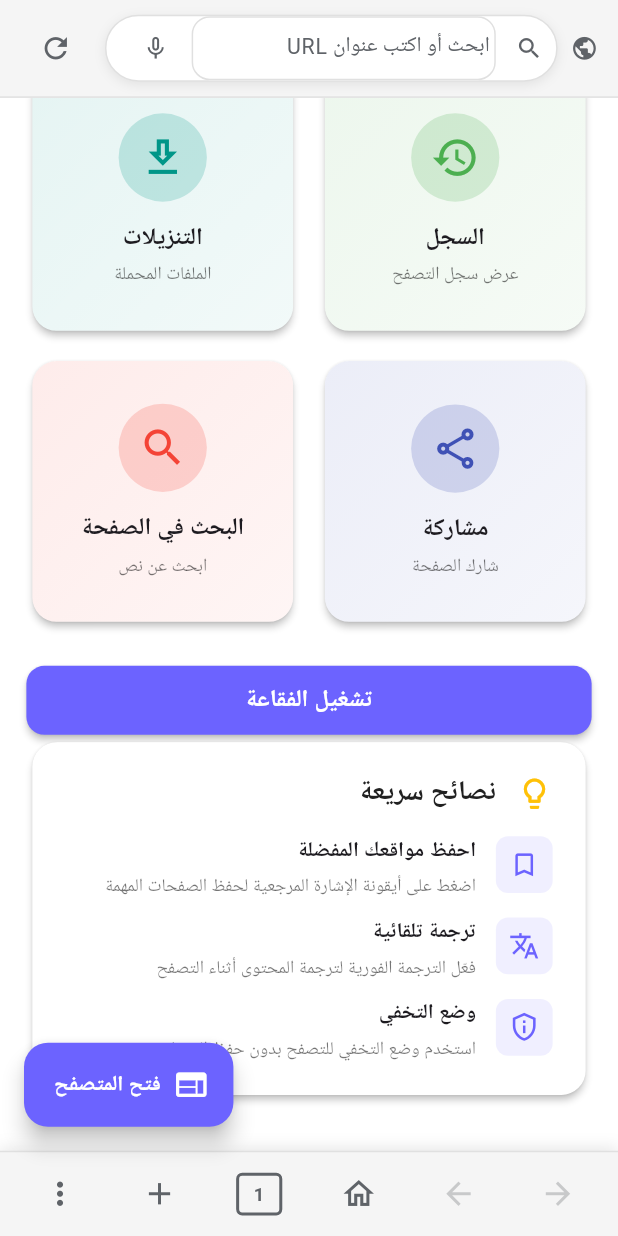
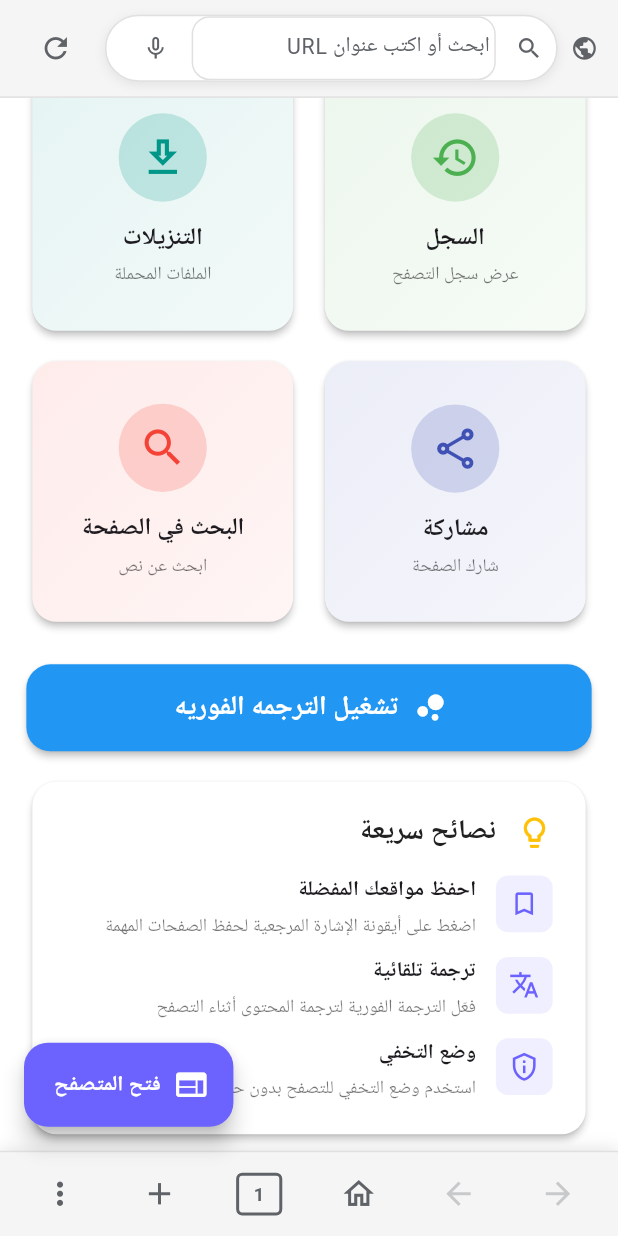
Before and after one commit to Engineer-Mostafa-Badr/live-Translate-App, a Flutter app: the HomePage screen opened by its route, scrolled down 1062 dp, on a phone screen of 412 x 824 dp. Run offline on Flutter 3.47's test engine with Material 3 defaults, Android fonts, the phone set to English and light mode, and no system bars; our stand-ins replace cloud_firestore, dartz, equatable, firebase_auth, firebase_core, firebase_storage and 11 more; missing offline and left inert: flutter_overlay_window, flutter_stripe; accounts and stored records are empty; Roboto replaces fonts that are missing (Cairo).

Commit message:
Add Instant Translation Toggle Button

```diff
--- a/lib/presentation/pages/home/home_page.dart
+++ b/lib/presentation/pages/home/home_page.dart
@@ -1,6 +1,8 @@
 import 'package:flutter/material.dart';
 import 'package:flutter_screenutil/flutter_screenutil.dart';
 import 'package:get/get.dart';
+import '../../../features/overlay/overlay_controller.dart';
+import '../../../features/overlay/overlay_permission_page.dart';
 import 'home_controller.dart';
 import '../../widgets/chrome_url_bar.dart';
 import '../../widgets/chrome_menu.dart';
@@ -10,129 +12,6 @@ import 'widgets/features_grid.dart';
 
 class HomePage extends GetView<HomeController> {
   const HomePage({super.key});
-
-  @override
-  Widget build(BuildContext context) {
-    // Initialize controller
-    final HomeController controller = Get.put(HomeController());
-
-    return Directionality(
-      textDirection: TextDirection.rtl,
-      child: Scaffold(
-        backgroundColor: Theme.of(context).scaffoldBackgroundColor,
-        body: SafeArea(
-          child: Column(
-            children: [
-              // Chrome-style URL Bar
-              Obx(
-                () => ChromeUrlBar(
-                  controller: controller.urlController,
-                  onSubmitted: controller.loadUrl,
-                  onRefresh: controller.openBrowser,
-                  onClear: controller.clearUrl,
-                  onMicrophone: controller.voiceSearch,
-                  isLoading: controller.isLoading.value,
-                  pageTitle: 'ابحث أو اكتب عنوان URL',
-                  currentUrl: '',
-                ),
-              ),
-
-              // Main Content
-              Expanded(
-                child: Obx(() {
-                  if (controller.isLoading.value) {
-                    return const Center(child: CircularProgressIndicator());
-                  }
-
-                  return SingleChildScrollView(
-                    padding: EdgeInsets.all(16.w),
-                    child: Column(
-                      crossAxisAlignment: CrossAxisAlignment.stretch,
-                      children: [
-                        // Welcome Card
-                        _buildWelcomeCard(context),
-
-                        SizedBox(height: 24.h),
-
-                        // Quick Actions
-                        QuickActions(
-                          onOpenBrowser: controller.openBrowser,
-                          onVoiceSearch: controller.voiceSearch,
-                          onSettings: controller.openSettings,
-                          onNewTab: controller.newTab,
-                          onIncognito: controller.newIncognitoTab,
-                        ),
-
-                        SizedBox(height: 24.h),
-
-                        // Features Grid
-                        FeaturesGrid(
-                          onBookmarks: controller.openBookmarks,
-                          onHistory: controller.openHistory,
-                          onDownloads: controller.openDownloads,
-                          onTranslate: controller.openTextTranslation,
-                          onVoiceTranslate: controller.openVoiceTranslation,
-                          onCameraTranslate: controller.openCameraTranslation,
-                          onShare: controller.sharePage,
-                          onFindInPage: controller.findInPage,
-                        ),
-
-                        SizedBox(height: 24.h),
-
-                        ElevatedButton(
-                          onPressed: controller.startOverlayBubble,
-
-                          child: const Text('تشغيل الفقاعة'),
-                        ),
-
-                        // Chrome Tips Card
-                        _buildChromeTipsCard(context),
-
-                        SizedBox(height: 16.h),
-                      ],
-                    ),
-                  );
-                }),
-              ),
-            ],
-          ),
-        ),
-
-        // Chrome-style Bottom Navigation
-        bottomNavigationBar: ChromeBottomNav(
-          onBack: () => Get.back(),
-          onForward: () => controller.openBrowser(),
-          onHome: () {
-            // Already on home
-            Get.snackbar(
-              'الصفحة الرئيسية',
-              'أنت بالفعل في الصفحة الرئيسية',
-              snackPosition: SnackPosition.BOTTOM,
-              duration: const Duration(seconds: 1),
-            );
-          },
-          onTabs: controller.newTab,
-          onNewTab: controller.newTab,
-          onMenu: () => _showChromeMenu(context),
-          canGoBack: false,
-          canGoForward: false,
-          tabCount: 1,
-        ),
-
-        // Floating Action Button for Quick Browser Access
-        floatingActionButton: FloatingActionButton.extended(
-          onPressed: controller.openBrowser,
-          backgroundColor: Theme.of(context).primaryColor,
-          icon: Icon(Icons.web, size: 24.sp),
-          label: Text(
-            'فتح المتصفح',
-            style: TextStyle(fontSize: 14.sp, fontWeight: FontWeight.w600),
-          ),
-          tooltip: 'فتح المتصفح المدمج',
-        ),
-      ),
-    );
-  }
 
   Widget _buildWelcomeCard(BuildContext context) {
     return Card(
@@ -323,4 +202,156 @@ class HomePage extends GetView<HomeController> {
       isDesktopSite: controller.isDesktopSite.value,
     );
   }
+
+  @override
+  Widget build(BuildContext context) {
+    // Initialize controller
+    final HomeController controller = Get.put(HomeController());
+
+    return Directionality(
+      textDirection: TextDirection.rtl,
+      child: Scaffold(
+        backgroundColor: Theme.of(context).scaffoldBackgroundColor,
+        body: SafeArea(
+          child: Column(
+            children: [
+              // Chrome-style URL Bar
+              Obx(
+                () => ChromeUrlBar(
+                  controller: controller.urlController,
+                  onSubmitted: controller.loadUrl,
+                  onRefresh: controller.openBrowser,
+                  onClear: controller.clearUrl,
+                  onMicrophone: controller.voiceSearch,
+                  isLoading: controller.isLoading.value,
+                  pageTitle: 'ابحث أو اكتب عنوان URL',
+                  currentUrl: '',
+                ),
+              ),
+
+              // Main Content
+              Expanded(
+                child: Obx(() {
+                  if (controller.isLoading.value) {
+                    return const Center(child: CircularProgressIndicator());
+                  }
+
+                  return SingleChildScrollView(
+                    padding: EdgeInsets.all(16.w),
+                    child: Column(
+                      crossAxisAlignment: CrossAxisAlignment.stretch,
+                      children: [
+                        // Welcome Card
+                        _buildWelcomeCard(context),
+
+                        SizedBox(height: 24.h),
+
+                        // Quick Actions
+                        QuickActions(
+                          onOpenBrowser: controller.openBrowser,
+                          onVoiceSearch: controller.voiceSearch,
+                          onSettings: controller.openSettings,
+                          onNewTab: controller.newTab,
+                          onIncognito: controller.newIncognitoTab,
+                        ),
+
+                        SizedBox(height: 24.h),
+
+                        // Features Grid
+                        FeaturesGrid(
+                          onBookmarks: controller.openBookmarks,
+                          onHistory: controller.openHistory,
+                          onDownloads: controller.openDownloads,
+                          onTranslate: controller.openTextTranslation,
+                          onVoiceTranslate: controller.openVoiceTranslation,
+                          onCameraTranslate: controller.openCameraTranslation,
+                          onShare: controller.sharePage,
+                          onFindInPage: controller.findInPage,
+                        ),
+
+                        SizedBox(height: 24.h),
+
+                        ElevatedButton.icon(
+                          style: ElevatedButton.styleFrom(
+                            backgroundColor: Colors.blue,
+                            padding: const EdgeInsets.symmetric(
+                              horizontal: 25,
+                              vertical: 16,
+                            ),
+                            shape: RoundedRectangleBorder(
+                              borderRadius: BorderRadius.circular(16),
+                            ),
+                          ),
+                          onPressed: () async {
+                            final hasPermission =
+                                await OverlayController.checkPermission();
+
+                            if (!hasPermission) {
+                              Get.to(() => const OverlayPermissionPage());
+                              return;
+                            }
+
+                            final started =
+                                await OverlayController.startOverlay();
+
+                            if (!started) {
+                              Get.snackbar("خطأ", "تعذّر تشغيل الفقاعة");
+                            }
+                          },
+                          icon: const Icon(Icons.bubble_chart, size: 26),
+                          label: const Text(
+                            "تشغيل الترجمه الفوريه ",
+                            style: TextStyle(fontSize: 18),
+                          ),
+                        ),
+                        SizedBox(height: 16.h),
+
+                        // Chrome Tips Card
+                        _buildChromeTipsCard(context),
+
+                        SizedBox(height: 16.h),
+                      ],
+                    ),
+                  );
+                }),
+              ),
+            ],
+          ),
+        ),
+
+        // Chrome-style Bottom Navigation
+        bottomNavigationBar: ChromeBottomNav(
+          onBack: () => Get.back(),
+          onForward: () => controller.openBrowser(),
+          onHome: () {
+            // Already on home
+            Get.snackbar(
+              'الصفحة الرئيسية',
+              'أنت بالفعل في الصفحة الرئيسية',
+              snackPosition: SnackPosition.BOTTOM,
+              duration: const Duration(seconds: 1),
+            );
+          },
+          onTabs: controller.newTab,
+          onNewTab: controller.newTab,
+          onMenu: () => _showChromeMenu(context),
+          canGoBack: false,
+          canGoForward: false,
+          tabCount: 1,
+        ),
+
+        // Floating Action Button for Quick Browser Access
+        floatingActionButton: FloatingActionButton.extended(
+          onPressed: controller.openBrowser,
+          backgroundColor: Theme.of(context).primaryColor,
+          icon: Icon(Icons.web, size: 24.sp),
+          label: Text(
+            'فتح المتصفح',
+            style: TextStyle(fontSize: 14.sp, fontWeight: FontWeight.w600),
+          ),
+          tooltip: 'فتح المتصفح المدمج',
+        ),
+      ),
+    );
+  }
 }
```
Also changed, not shown: lib/features/overlay/bubble_widget.dart (added, +51 -0 lines), lib/features/overlay/overlay_controller.dart (+29 -7 lines), lib/features/overlay/overlay_permission_page.dart (added, +51 -0 lines), lib/features/overlay/overlay_widget.dart (+5 -2 lines), lib/presentation/pages/home/home_controller.dart (+27 -9 lines), 8 other files.
